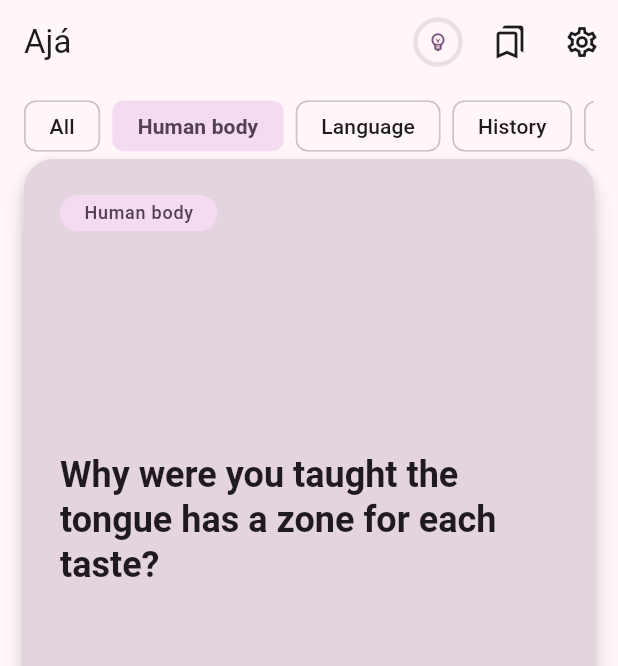
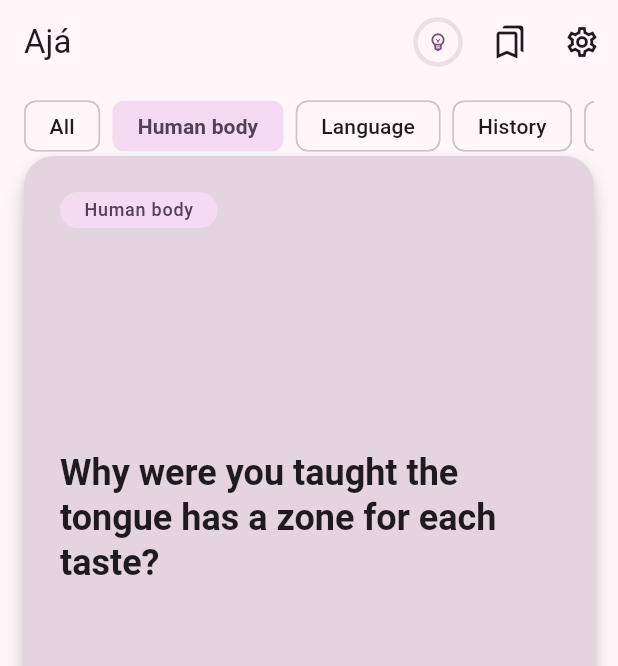
Before and after one commit to alejandrosahonero/app-aja-datos-raros, a Flutter app: the screen it shows after launch, after a tap on "Human body", on a phone screen of 412 x 824 dp. Shown: the top 666 px of the screen. Run offline on Flutter 3.47's test engine with Material 3 defaults, Android fonts, the phone set to English and light mode, and no system bars; our stand-ins replace flutter_local_notifications, flutter_riverpod, flutter_secure_storage, flutter_timezone, go_router, google_mobile_ads and 5 more; generated files the repository leaves out were written again; statements that could not run were skipped.

Commit message:
style(deck): remove the chips/banner/cards gaps entirely
Both gaps were already at a hairline (2px) and the user reported no
visible change across three builds — because the actual visible gap was
never these paddings. AdaptiveBannerAd's getLargeAnchoredAdaptiveBannerAdSize
call can reserve up to 15% of the screen's height for the banner, and
whatever the served creative doesn't fill inside that reservation shows
through as blank space (dark, since the platform view is transparent
where there's no creative) — most visible with Google's own test
creative, which is shorter than the reservation.

Removes the app-controlled gaps entirely (the SizedBox between chips and
banner, and AdaptiveBannerAd's padding param on the deck's usage) so
whatever gap remains is unambiguously the SDK's reservation, not this
app's layout. Documents the real cause and the actual lever (a fixed
AdSize instead of adaptive, an eCPM trade-off) on AdaptiveBannerAd's
class doc and in CLAUDE.md §4.2, rather than adding more spacing tokens
that would not have addressed it.

The unused AppSpacing.hairline token from the previous attempt is
removed along with it.

Co-Authored-By: Claude Sonnet 5 <noreply@anthropic.com>

```diff
--- a/lib/core/theme/app_spacing.dart
+++ b/lib/core/theme/app_spacing.dart
@@ -3,12 +3,6 @@
 /// Hard-coded paddings scattered across widgets are the main source of visual
 /// drift between screens; always use a token.
 abstract final class AppSpacing {
-  /// Below this a gap stops reading as intentional and starts reading as a
-  /// layout bug. Reserved for spots that were deliberately squeezed to their
-  /// limit — the deck's chips/banner/cards stack — not a general-purpose
-  /// small gap; reach for [xs] first.
-  static const double hairline = 2;
-
   static const double xs = 4;
   static const double sm = 8;
   static const double md = 16;
--- a/lib/features/facts/presentation/screens/deck_screen.dart
+++ b/lib/features/facts/presentation/screens/deck_screen.dart
@@ -125,7 +125,9 @@ class _DeckBodyState extends ConsumerState<_DeckBody> {
           // useful thing the user can do, so the chips must not disappear with
           // the cards.
           const _CategoryChips(),
-          const SizedBox(height: AppSpacing.hairline),
+          // No gap at all: a small SizedBox used to sit here, still visible as
+          // dead space, and the deck needs the height more than the seam
+          // between chips and banner does.
           const _DeckBanner(),
           Expanded(
             child: state.isExhausted
@@ -501,14 +503,10 @@ class _DeckBanner extends StatelessWidget {
 
   @override
   Widget build(BuildContext context) {
-    return const Center(
-      child: AdaptiveBannerAd(
-        anchored: false,
-        // Inside the banner, not around it: an empty slot must cost the deck
-        // nothing at all, gap included.
-        padding: EdgeInsets.only(bottom: AppSpacing.hairline),
-      ),
-    );
+    // No padding at all: any remaining gap below the ad is not app layout
+    // wasting space — see AdaptiveBannerAd's class doc for where it comes
+    // from and why this widget cannot close it.
+    return const Center(child: AdaptiveBannerAd(anchored: false));
   }
 }
 
```
Also changed, not shown: lib/core/widgets/adaptive_banner_ad.dart (+12 -0 lines).
